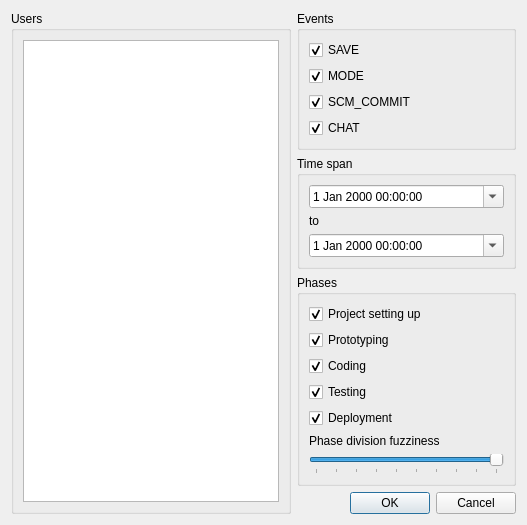
First picture: the form in RequestEventsDlg.ui, repository congchenutd/teamradar, before the edit.
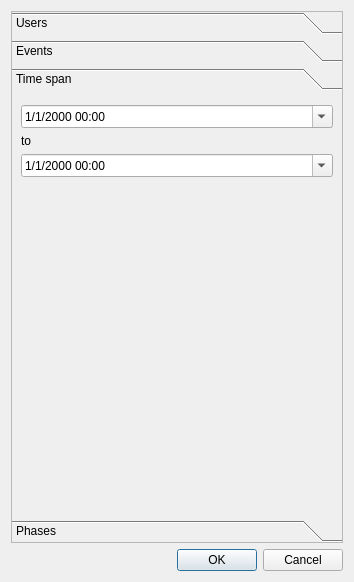
Second picture: the form after the edit. The open tabs and pages were chosen to show the change.

Commit message: = RequestEventsDlg ui change for mobile reuse

The edit to the form file:
```diff
--- a/RequestEventsDlg.ui
+++ b/RequestEventsDlg.ui
@@ -6,20 +6,50 @@
    <rect>
     <x>0</x>
     <y>0</y>
-    <width>527</width>
-    <height>498</height>
+    <width>354</width>
+    <height>582</height>
    </rect>
   </property>
   <property name="windowTitle">
    <string>Download Events</string>
   </property>
-  <layout class="QGridLayout" name="gridLayout">
-   <item row="0" column="0" rowspan="5">
-    <widget class="QGroupBox" name="groupBox">
-     <property name="title">
+  <layout class="QVBoxLayout" name="verticalLayout_2">
+   <item>
+    <widget class="QScrollArea" name="scrollArea">
+     <property name="widgetResizable">
+      <bool>true</bool>
+     </property>
+     <widget class="QWidget" name="scrollAreaWidgetContents">
+      <property name="geometry">
+       <rect>
+        <x>0</x>
+        <y>0</y>
+        <width>332</width>
+        <height>528</height>
+       </rect>
+      </property>
+      <layout class="QVBoxLayout" name="verticalLayout">
+       <property name="margin">
+        <number>0</number>
+       </property>
+       <item>
+        <widget class="QToolBox" name="toolBox">
+         <property name="currentIndex">
+          <number>0</number>
+         </property>
+         <widget class="QWidget" name="pageUsers">
+          <property name="geometry">
+           <rect>
+            <x>0</x>
+            <y>0</y>
+            <width>332</width>
+            <height>416</height>
+           </rect>
+          </property>
+          <attribute name="label">
       <string>Users</string>
-     </property>
-     <layout class="QHBoxLayout" name="horizontalLayout">
+          </attribute>
+          <layout class="QVBoxLayout" name="verticalLayout_3">
       <item>
        <widget class="QTableView" name="tvUsers">
         <property name="editTriggers">
@@ -32,13 +62,19 @@
       </item>
      </layout>
     </widget>
-   </item>
-   <item row="0" column="1">
-    <widget class="QGroupBox" name="groupBox_2">
-     <property name="title">
+         <widget class="QWidget" name="pageEvents">
+          <property name="geometry">
+           <rect>
+            <x>0</x>
+            <y>0</y>
+            <width>332</width>
+            <height>406</height>
+           </rect>
+          </property>
+          <attribute name="label">
       <string>Events</string>
-     </property>
-     <layout class="QVBoxLayout" name="verticalLayout_2">
+          </attribute>
+          <layout class="QVBoxLayout" name="verticalLayout_4">
       <item>
        <widget class="QCheckBox" name="checkSave">
         <property name="text">
@@ -79,15 +115,34 @@
         </property>
        </widget>
       </item>
-     </layout>
-    </widget>
-   </item>
-   <item row="1" column="1">
-    <widget class="QGroupBox" name="groupBox_4">
-     <property name="title">
+           <item>
+            <spacer name="verticalSpacer_2">
+             <property name="orientation">
+              <enum>Qt::Vertical</enum>
+             </property>
+             <property name="sizeHint" stdset="0">
+              <size>
+               <width>20</width>
+               <height>205</height>
+              </size>
+             </property>
+            </spacer>
+           </item>
+          </layout>
+         </widget>
+         <widget class="QWidget" name="pageTimeSpan">
+          <property name="geometry">
+           <rect>
+            <x>0</x>
+            <y>0</y>
+            <width>332</width>
+            <height>406</height>
+           </rect>
+          </property>
+          <attribute name="label">
       <string>Time span</string>
-     </property>
-     <layout class="QVBoxLayout" name="verticalLayout_6">
+          </attribute>
+          <layout class="QVBoxLayout" name="verticalLayout_5">
       <item>
        <widget class="QDateTimeEdit" name="dtStart">
         <property name="sizePolicy">
@@ -99,6 +154,9 @@
         <property name="accelerated">
          <bool>true</bool>
         </property>
+             <property name="displayFormat">
+              <string>M/d/yyyy hh:mm</string>
+             </property>
         <property name="calendarPopup">
          <bool>true</bool>
         </property>
@@ -122,20 +180,42 @@
         <property name="accelerated">
          <bool>true</bool>
         </property>
+             <property name="displayFormat">
+              <string>M/d/yyyy hh:mm</string>
+             </property>
         <property name="calendarPopup">
          <bool>true</bool>
         </property>
        </widget>
       </item>
-     </layout>
-    </widget>
-   </item>
-   <item row="2" column="1">
-    <widget class="QGroupBox" name="groupBox_3">
-     <property name="title">
+           <item>
+            <spacer name="verticalSpacer_3">
+             <property name="orientation">
+              <enum>Qt::Vertical</enum>
+             </property>
+             <property name="sizeHint" stdset="0">
+              <size>
+               <width>20</width>
+               <height>229</height>
+              </size>
+             </property>
+            </spacer>
+           </item>
+          </layout>
+         </widget>
+         <widget class="QWidget" name="pagePhases">
+          <property name="geometry">
+           <rect>
+            <x>0</x>
+            <y>0</y>
+            <width>332</width>
+            <height>406</height>
+           </rect>
+          </property>
+          <attribute name="label">
       <string>Phases</string>
-     </property>
-     <layout class="QVBoxLayout" name="verticalLayout">
+          </attribute>
+          <layout class="QVBoxLayout" name="verticalLayout_7">
       <item>
        <widget class="QCheckBox" name="checkProject">
         <property name="text">
@@ -201,8 +281,17 @@
         <property name="maximum">
          <number>10</number>
         </property>
+             <property name="singleStep">
+              <number>1</number>
+             </property>
+             <property name="pageStep">
+              <number>1</number>
+             </property>
         <property name="value">
-         <number>10</number>
+              <number>5</number>
+             </property>
+             <property name="tracking">
+              <bool>true</bool>
         </property>
         <property name="orientation">
          <enum>Qt::Horizontal</enum>
@@ -215,23 +304,28 @@
         </property>
        </widget>
       </item>
-     </layout>
-    </widget>
-   </item>
-   <item row="3" column="1">
-    <spacer name="verticalSpacer">
+           <item>
+            <spacer name="verticalSpacer_4">
      <property name="orientation">
       <enum>Qt::Vertical</enum>
      </property>
      <property name="sizeHint" stdset="0">
       <size>
        <width>20</width>
-       <height>40</height>
+               <height>131</height>
       </size>
      </property>
     </spacer>
    </item>
-   <item row="4" column="1">
+          </layout>
+         </widget>
+        </widget>
+       </item>
+      </layout>
+     </widget>
+    </widget>
+   </item>
+   <item>
     <widget class="QDialogButtonBox" name="buttonBox">
      <property name="standardButtons">
       <set>QDialogButtonBox::Cancel|QDialogButtonBox::Ok</set>
```
Left out of the diff: 2 changed lines with no effect on the pictures. Lines whose indentation alone changed are shown as unchanged. The commit also changes 2 other files.
